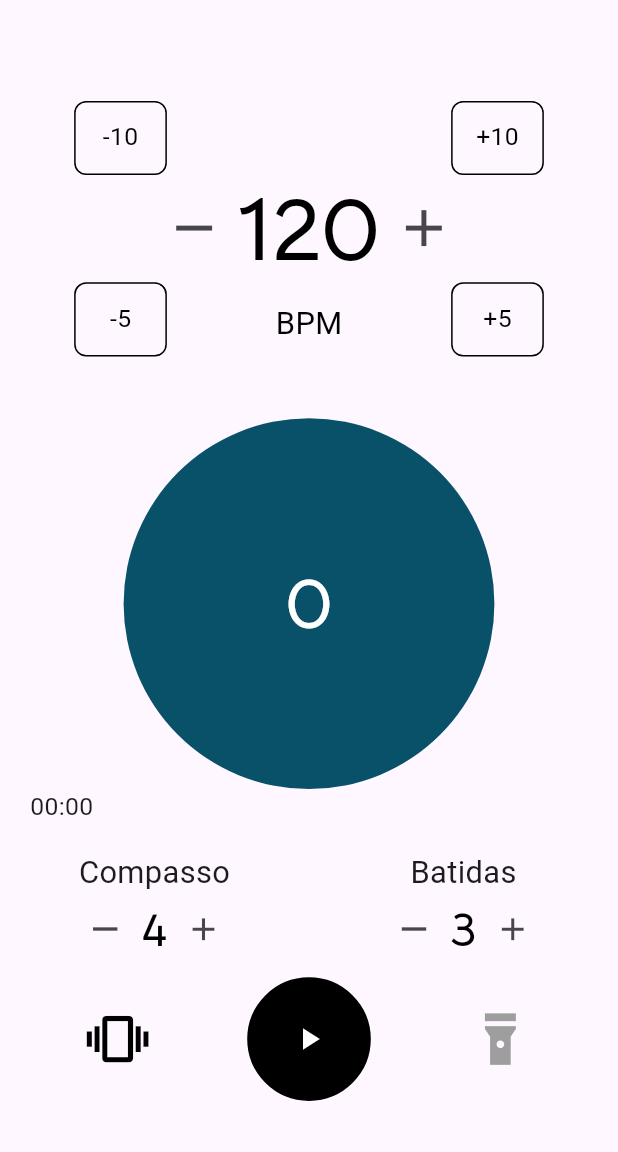
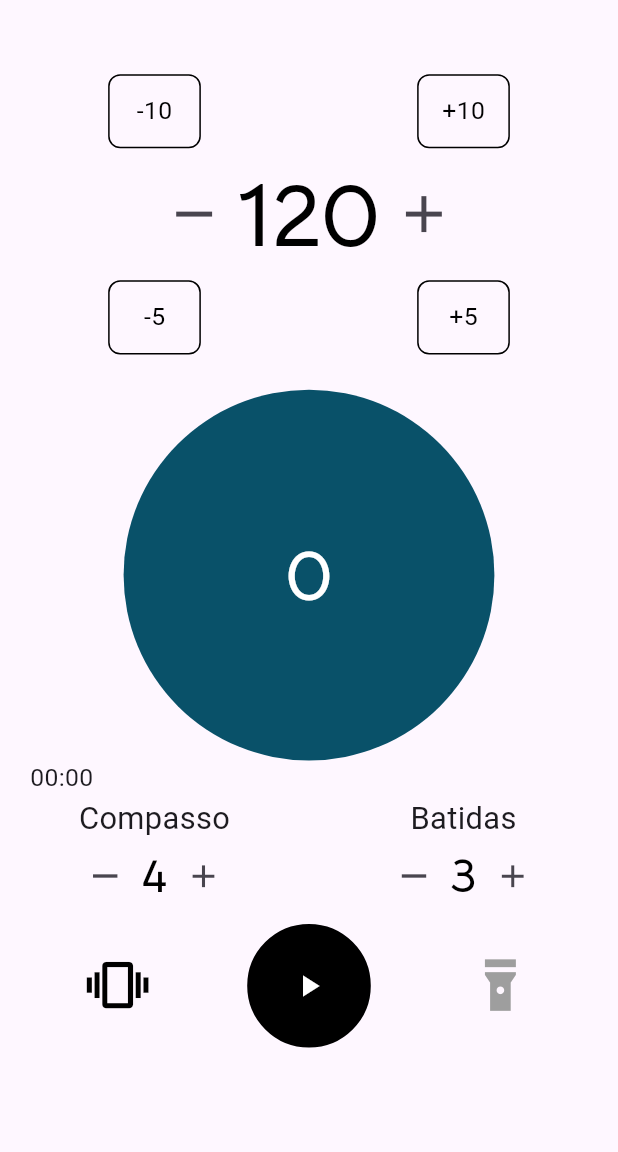
Before and after one commit to Samuel-MN0211/VibraSound-Ciclo-2, a Flutter app: the screen it shows after launch, on a phone screen of 412 x 824 dp, the part 84-1236 px from its top. Run offline on Flutter 3.47's test engine with Material 3 defaults, Android fonts, the phone set to English and light mode, and no system bars; our stand-ins replace audioplayers, fluttertoast, vibration; missing offline and left inert: torch_controller.

Commit message:
fix: responsividade do switcher

```diff
--- a/lib/Pages/home_page.dart
+++ b/lib/Pages/home_page.dart
@@ -83,9 +83,7 @@ class _HomePageState extends State<HomePage> {
               ),
             ),
             drawer: const side_menu.NavigationDrawer(),
-            body: const Center(
-              child: MetronomeInstance(),
-            ),
+            body: MetronomeInstance(),
           ),
         ),
       ],
--- a/lib/Widgets/bpm_setter.dart
+++ b/lib/Widgets/bpm_setter.dart
@@ -22,43 +22,40 @@ class BpmSetter extends StatelessWidget {
     final double buttonHeight = screenHeight * 0.06;
     final double buttonFontSize = screenWidth * 0.04;
 
-    return Stack(
-      alignment: Alignment.center,
+    return Column(
       children: [
-        Padding(
-          padding: EdgeInsets.symmetric(
-              vertical: screenHeight * 0.1, horizontal: screenWidth * 0.05),
-          child: Row(
-            mainAxisAlignment: MainAxisAlignment.center,
+        Row(
+          mainAxisAlignment: MainAxisAlignment.spaceAround,
           children: [
-              IconButton(
-                onPressed: () {
-                  bpmModel.updateBpm(-1, true);
+            isPlayingModel.isPlaying
+                ? SizedBox.shrink()
+                : Positioned(
+                    top: screenHeight * 0.05,
+                    right: screenWidth * 0.12,
+                    child: GestureDetector(
+                      onTap: () {
+                        bpmModel.updateBpm(-10, true);
                         genreSelectedModel.genreSelected = '';
                       },
-                icon: Icon(Icons.remove),
-                iconSize: iconSize,
+                      child: Container(
+                        width: buttonWidth,
+                        height: buttonHeight,
+                        decoration: BoxDecoration(
+                          color: Colors.transparent,
+                          shape: BoxShape.rectangle,
+                          border: Border.all(color: Colors.black),
+                          borderRadius: BorderRadius.circular(8),
                         ),
-              Container(
+                        child: Center(
                           child: Text(
-                  '${bpmModel.bpm}',
+                            '-10',
                             style: TextStyle(
                               color: Colors.black,
-                    fontSize: fontSize,
-                    fontWeight: FontWeight.bold,
-                    fontFamily: 'BellotaText',
+                              fontSize: buttonFontSize,
                             ),
                           ),
                         ),
-              IconButton(
-                onPressed: () {
-                  bpmModel.updateBpm(1, true);
-                  genreSelectedModel.genreSelected = '';
-                },
-                icon: Icon(Icons.add),
-                iconSize: iconSize,
                       ),
-            ],
                     ),
                   ),
             isPlayingModel.isPlaying
@@ -92,14 +89,49 @@ class BpmSetter extends StatelessWidget {
                       ),
                     ),
                   ),
+          ],
+        ),
+        Row(
+          mainAxisAlignment: MainAxisAlignment.center,
+          children: [
+            IconButton(
+              onPressed: () {
+                bpmModel.updateBpm(-1, true);
+                genreSelectedModel.genreSelected = '';
+              },
+              icon: Icon(Icons.remove),
+              iconSize: iconSize,
+            ),
+            Text(
+              '${bpmModel.bpm}',
+              style: TextStyle(
+                color: Colors.black,
+                fontSize: fontSize,
+                fontWeight: FontWeight.bold,
+                fontFamily: 'BellotaText',
+              ),
+            ),
+            IconButton(
+              onPressed: () {
+                bpmModel.updateBpm(1, true);
+                genreSelectedModel.genreSelected = '';
+              },
+              icon: Icon(Icons.add),
+              iconSize: iconSize,
+            ),
+          ],
+        ),
+        Row(
+          mainAxisAlignment: MainAxisAlignment.spaceAround,
+          children: [
             isPlayingModel.isPlaying
                 ? SizedBox.shrink()
                 : Positioned(
-                top: screenHeight * 0.05,
+                    bottom: screenHeight * 0.05,
                     left: screenWidth * 0.12,
                     child: GestureDetector(
                       onTap: () {
-                    bpmModel.updateBpm(-10, true);
+                        bpmModel.updateBpm(-5, true);
                         genreSelectedModel.genreSelected = '';
                       },
                       child: Container(
@@ -113,7 +145,7 @@ class BpmSetter extends StatelessWidget {
                         ),
                         child: Center(
                           child: Text(
-                        '-10',
+                            '-5',
                             style: TextStyle(
                               color: Colors.black,
                               fontSize: buttonFontSize,
@@ -154,47 +186,20 @@ class BpmSetter extends StatelessWidget {
                       ),
                     ),
                   ),
-        isPlayingModel.isPlaying
-            ? SizedBox.shrink()
-            : Positioned(
-                bottom: screenHeight * 0.05,
-                left: screenWidth * 0.12,
-                child: GestureDetector(
-                  onTap: () {
-                    bpmModel.updateBpm(-5, true);
-                    genreSelectedModel.genreSelected = '';
-                  },
-                  child: Container(
-                    width: buttonWidth,
-                    height: buttonHeight,
-                    decoration: BoxDecoration(
-                      color: Colors.transparent,
-                      shape: BoxShape.rectangle,
-                      border: Border.all(color: Colors.black),
-                      borderRadius: BorderRadius.circular(8),
-                    ),
-                    child: Center(
-                      child: Text(
-                        '-5',
-                        style: TextStyle(
-                          color: Colors.black,
-                          fontSize: buttonFontSize,
-                        ),
-                      ),
-                    ),
-                  ),
-                ),
-              ),
-        Positioned(
-          bottom: screenHeight * 0.06,
-          child: Text(
-            'BPM',
-            style: TextStyle(
-              color: Colors.black,
-              fontSize: screenWidth * 0.05,
-            ),
-          ),
-        ),
+          ],
+        )
+        //
+
+        //   Positioned(
+        //     bottom: screenHeight * 0.06,
+        //     child: Text(
+        //       'BPM',
+        //       style: TextStyle(
+        //         color: Colors.black,
+        //         fontSize: screenWidth * 0.05,
+        //       ),
+        //     ),
+        //   ),
       ],
     );
   }
--- a/lib/Widgets/metronome_instance.dart
+++ b/lib/Widgets/metronome_instance.dart
@@ -239,12 +239,20 @@ class MetronomeInstanceState extends State<MetronomeInstance> {
     final double screenWidth = mediaQuery.size.width;
     final double screenHeight = mediaQuery.size.height;
 
+    final double spaceSize = screenHeight * 0.03;
+
     int compasso = Provider.of<CompassoModel>(context).compasso;
 
     return SingleChildScrollView(
       child: Column(
         children: [
+          Padding(
+            padding: EdgeInsets.all(spaceSize),
+          ),
           BpmSetter(),
+          Padding(
+            padding: EdgeInsets.all(spaceSize - 13),
+          ),
           Container(
             height: screenWidth * 0.6,
             width: screenWidth * 0.6,
@@ -288,7 +296,6 @@ class MetronomeInstanceState extends State<MetronomeInstance> {
               ),
             ],
           ),
-          SizedBox(height: screenHeight * 0.02),
           isPlaying
               ? const SizedBox.shrink()
               : FutureBuilder(
@@ -376,7 +383,8 @@ class MetronomeInstanceState extends State<MetronomeInstance> {
           AnimatedSwitcher(
             duration: const Duration(milliseconds: 300),
             child: isPlaying
-              ? Row(
+                ? Expanded(
+                    child: Row(
                       key: ValueKey<int>(compasso),
                       mainAxisAlignment: MainAxisAlignment.center,
                       children: List.generate(
@@ -384,6 +392,7 @@ class MetronomeInstanceState extends State<MetronomeInstance> {
                         (index) => (index == (_currentCycle - 1) % compasso)
                             ? const SmallCircle(isWorking: true)
                             : const SmallCircle(isWorking: false),
+                      ),
                     ),
                   )
                 : const SizedBox.shrink(),
```
Also changed, not shown: lib/controllers/metronome_controller.dart (added, +96 -0 lines). Lines whose indentation alone changed are shown as unchanged.
